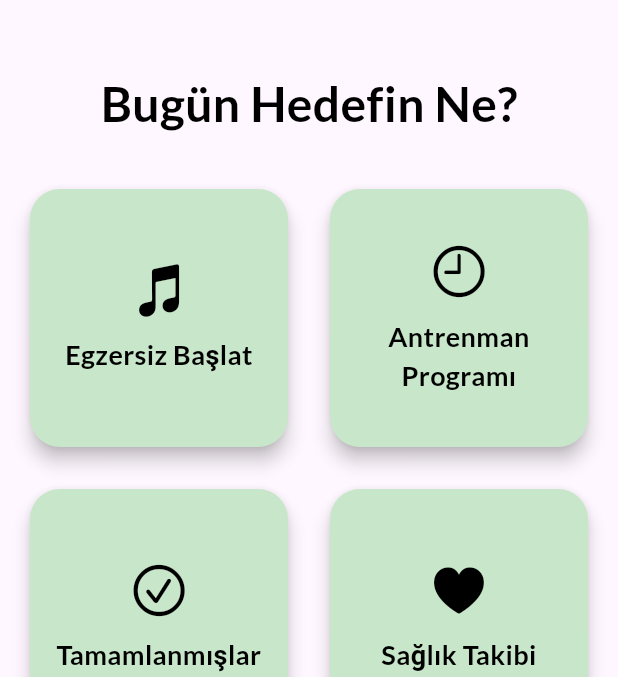
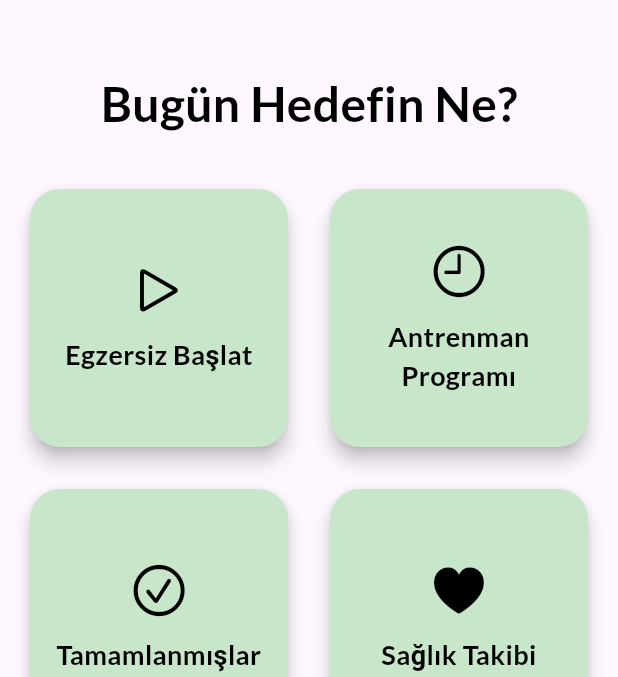
Before and after one commit to bugrakasapoglu/FitnessAsistan, a Flutter app: the HomeScreen screen opened by its route, on a phone screen of 412 x 824 dp, the part 150-827 px from its top. Run offline on Flutter 3.47's test engine with Material 3 defaults, Android fonts, the phone set to English and light mode, and no system bars; our stand-ins replace go_router, google_fonts, lottie, shared_preferences; missing offline and left inert: dotlottie_loader; accounts and stored records are empty.

```diff
--- a/lib/screens/home_screen.dart
+++ b/lib/screens/home_screen.dart
@@ -124,7 +124,7 @@ class _HomeScreenState extends State<HomeScreen> {
                 mainAxisSpacing: 20,
                 children: [
                   FitnessCard(
-                    icon: CupertinoIcons.double_music_note,
+                    icon: CupertinoIcons.play,
                     title: 'Egzersiz Başlat',
                     onTap: () {},
                   ),
--- a/lib/screens/profile_screen.dart
+++ b/lib/screens/profile_screen.dart
@@ -122,8 +122,8 @@ Future<void> _logout() async {
               style: ElevatedButton.styleFrom(
                 backgroundColor: Colors.red,
                 foregroundColor: Colors.white,
-                padding: const EdgeInsets.symmetric(vertical: 15),
-                shape: RoundedRectangleBorder(borderRadius: BorderRadius.circular(10)),
+                padding: const EdgeInsets.symmetric(vertical: 20),
+                shape: RoundedRectangleBorder(borderRadius: BorderRadius.circular(8)),
               ),
             ),
           ),
```
